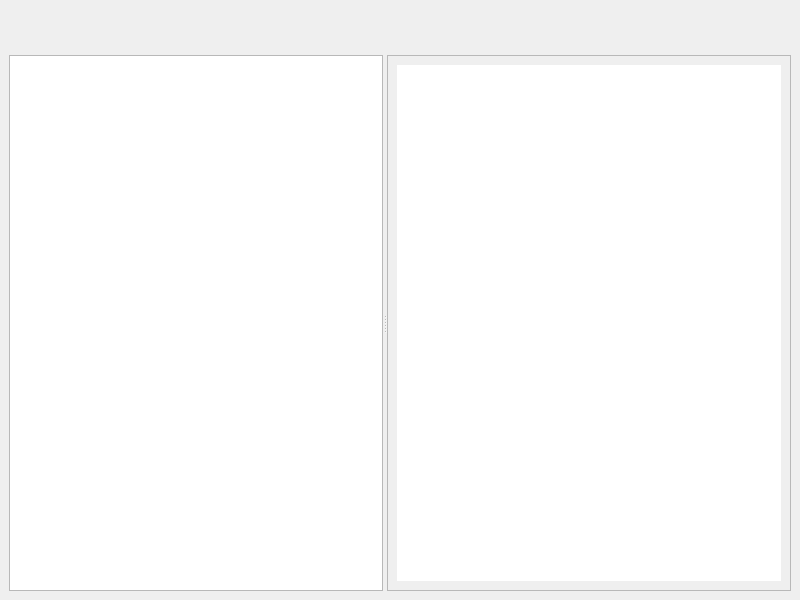
Old version of the form mainwin.ui in the repository SpeckenbachNet/PDFDocumentScannerM.
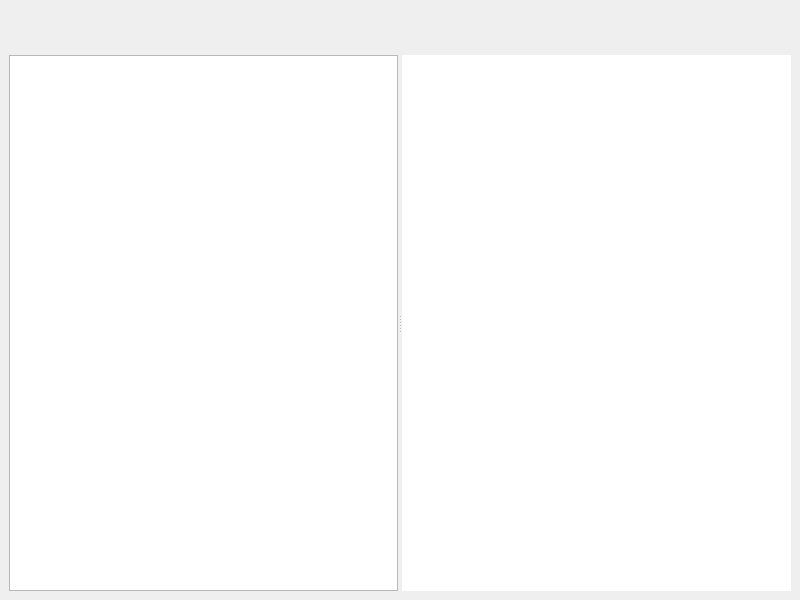
New version of the form. Custom widgets are drawn as their Qt base class.

Commit message:
Einstellungs-Combos ohne Scanner korrigiert, Scroll-Area um die Vorschau entfernt (v0.2.5)
- fillComboBoxes in fillScannerCombos und fillGeneralCombos aufgeteilt:
  Ausrichtung, Papierformat und OCR-Sprache werden auch ohne Scanner befüllt,
  Scanner-Optionen werden ohne Scanner geleert und gesperrt
- QScrollArea entfernt, previewGraphicsView liegt direkt im Splitter
  (keine Lücke mehr um die Vorschau)

Diff of the .ui file:
```diff
--- a/mainwin.ui
+++ b/mainwin.ui
@@ -75,7 +75,7 @@
            </size>
           </property>
          </widget>
-         <widget class="QScrollArea" name="scrollArea">
+         <widget class="QGraphicsView" name="previewGraphicsView">
           <property name="sizePolicy">
            <sizepolicy hsizetype="Expanding" vsizetype="Expanding">
             <horstretch>0</horstretch>
@@ -88,28 +88,9 @@
             <height>0</height>
            </size>
           </property>
-          <property name="widgetResizable">
-           <bool>true</bool>
+          <property name="frameShape">
+           <enum>QFrame::Shape::NoFrame</enum>
           </property>
-          <widget class="QWidget" name="scrollAreaWidgetContents_2">
-           <property name="geometry">
-            <rect>
-             <x>0</x>
-             <y>0</y>
-             <width>402</width>
-             <height>534</height>
-            </rect>
-           </property>
-           <layout class="QHBoxLayout" name="horizontalLayout_3">
-            <item>
-             <widget class="QGraphicsView" name="previewGraphicsView">
-              <property name="frameShape">
-               <enum>QFrame::Shape::NoFrame</enum>
-              </property>
-             </widget>
-            </item>
-           </layout>
-          </widget>
          </widget>
         </widget>
        </item>
```
The commit also changes 4 other files.
